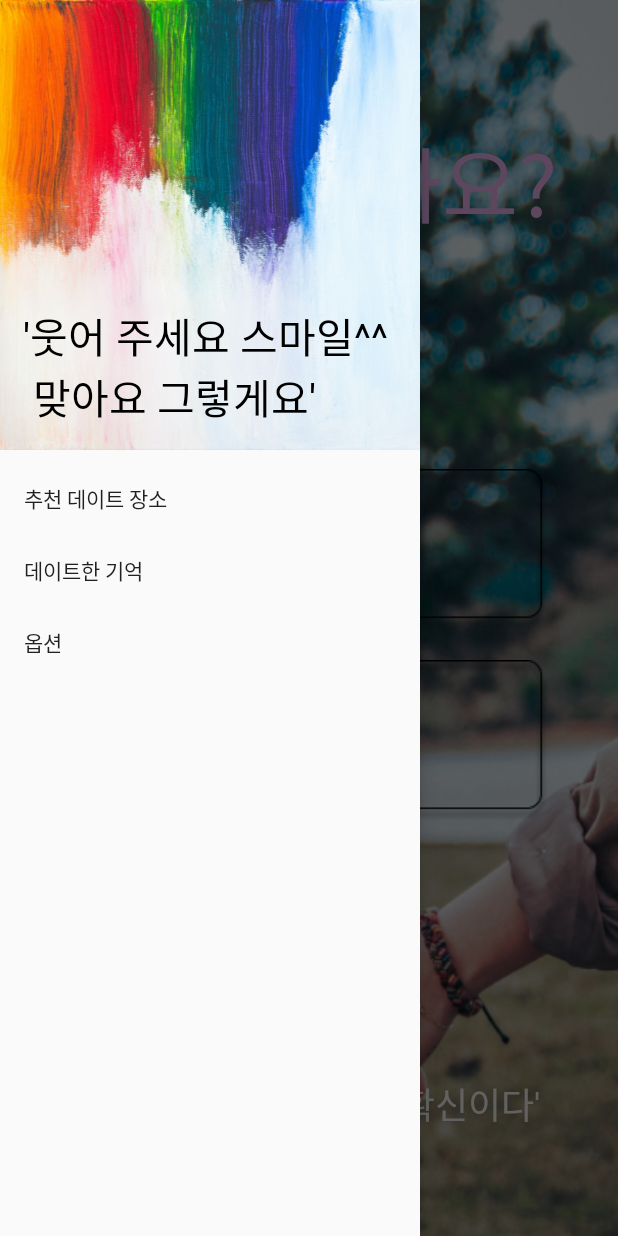
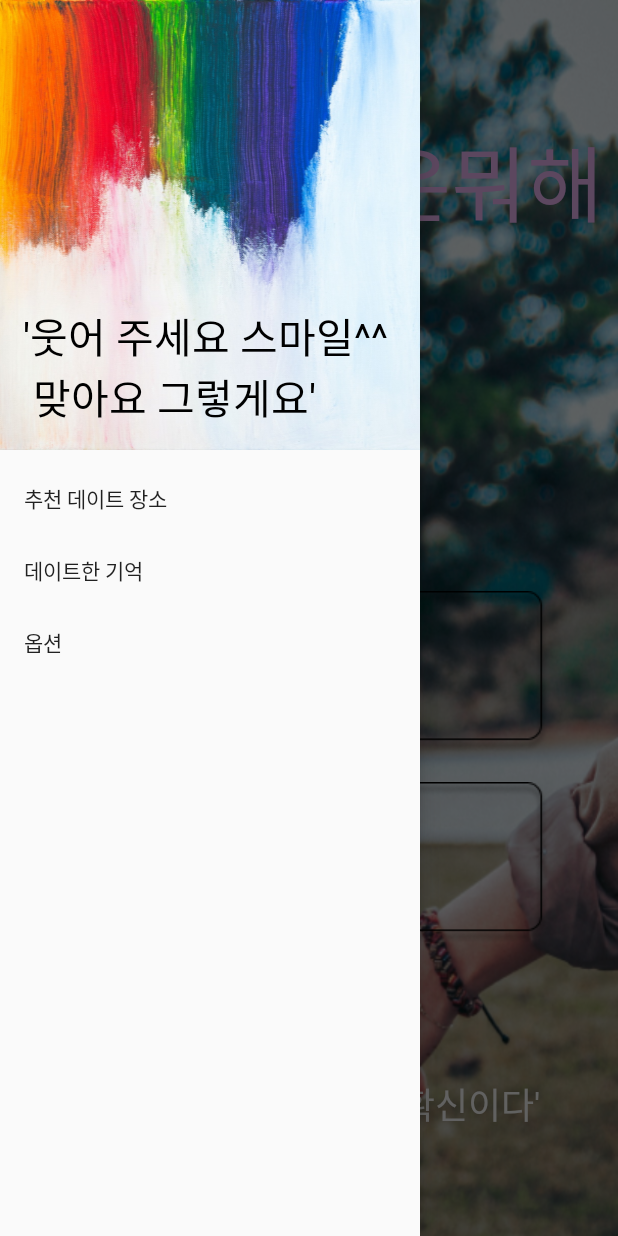
Before and after one commit to Jamong435/Dateapplication, an Android app: the MainActivity screen opened directly, with no data from a screen before it, with the side drawer open, on a phone screen of 412 x 824 dp. Run offline under Robolectric (Android 15) with nearby library versions, the phone set to English and light mode, and no system bars; our stand-ins replace CircleImageView; libraries missing offline, so code that uses them is left out: com.kakao.auth, com.kakao.usermgmt; network calls fail; pictures from the network do not load.

Commit message:
add back4

```diff
--- a/app/src/main/java/com/kim9212/dateapplication/MainActivity.java
+++ b/app/src/main/java/com/kim9212/dateapplication/MainActivity.java
@@ -45,34 +45,37 @@ public class MainActivity extends AppCompatActivity {
 
         drawerLayout= findViewById(R.id.layout_drawer);
         navigationView= findViewById(R.id.nav);
-
-
-
         title=findViewById(R.id.title);
         iv=findViewById(R.id.iv);
+
+        Intent intent= getIntent();
 
         //카카오로 로그인했을시
         Glide.with(MainActivity.this).load(G.imgUrl).into(iv);
         title.setText(G.nickName+"님오늘은뭐해요?");
-        Intent intent= getIntent();
+
+        //닷홈으로 로그인했을시
         String userID= intent.getStringExtra("userID");
+        if (G.nickName==null){
+            title.setText(userID+"님오늘은뭐해요?");
+        }
 
 
-//        구글로 로그인했을시
-        String nick= intent.getStringExtra("nickname");
-        String photourl= intent.getStringExtra("photoUrl");
-        title.setText(nick);
-        Glide.with(this).load(photourl).into(iv);
+
+//        //구글로 로그인했을시 //TO DO: "구글에서도 로그인했을떄도 ID값을 가져와서 쓰고싶으나 계속 NULL값을 받아옴. 허나 로그인은됨.
 
 
-        //닷홈으로 로그인했을시
-        if (G.nickName==null) {
-            title.setText(userID + "님오늘은뭐해요?");
-        }
-        //구글에서 넘어온 이름이 null값일떄
-        if(nick==null){
-            title.setText("출발해볼까요?");
-        }
+//        String nick= intent.getStringExtra("nickname");
+//        String photourl= intent.getStringExtra("photoUrl");
+//        title.setText(nick);
+//        Glide.with(this).load(photourl).into(iv);
+
+
+
+//        //구글에서 로그인했는데 혹시 null값일떄
+//        if(nick==null){
+//            title.setText("출발해볼까요?");
+//        }
 
     }
 
```
Also changed, not shown: app/src/main/java/com/kim9212/dateapplication/GoogleLogin.java (+2 -6 lines).
